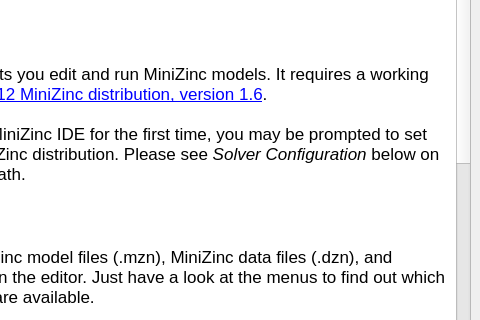
MiniZinc/MiniZincIDE, file MiniZincIDE/help.ui: the form before one commit; both pictures show x 163 to 643 and y 187 to 507 of the 643 by 949 pixel window.
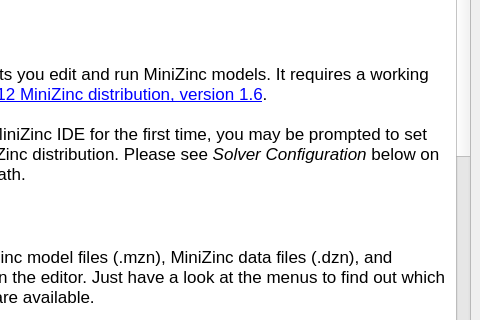
The form after the commit. Icons and pictures are not drawn.

Commit message: Get version information from qmake file

```diff
--- a/MiniZincIDE/help.ui
+++ b/MiniZincIDE/help.ui
@@ -103,7 +103,9 @@
 &lt;p style=&quot;-qt-paragraph-type:empty; margin-top:0px; margin-bottom:0px; margin-left:0px; margin-right:0px; -qt-block-indent:0; text-indent:0px;&quot;&gt;&lt;br /&gt;&lt;/p&gt;
 &lt;p style=&quot; margin-top:0px; margin-bottom:0px; margin-left:0px; margin-right:0px; -qt-block-indent:0; text-indent:0px;&quot;&gt;&lt;span style=&quot; font-size:14pt; font-weight:600;&quot;&gt;Bugs&lt;/span&gt;&lt;/p&gt;
 &lt;p style=&quot;-qt-paragraph-type:empty; margin-top:0px; margin-bottom:0px; margin-left:0px; margin-right:0px; -qt-block-indent:0; text-indent:0px; font-size:14pt; font-weight:600;&quot;&gt;&lt;br /&gt;&lt;/p&gt;
-&lt;p style=&quot; margin-top:0px; margin-bottom:0px; margin-left:0px; margin-right:0px; -qt-block-indent:0; text-indent:0px;&quot;&gt;This version of the MiniZinc IDE is a prerelease and probably still contains bugs. If you encounter any problems, please contact &lt;a href=&quot;mailto:guido.tack@monash.edu&quot;&gt;&lt;span style=&quot; text-decoration: underline; color:#0000ff;&quot;&gt;Guido Tack&lt;/span&gt;&lt;/a&gt;.&lt;/p&gt;&lt;/body&gt;&lt;/html&gt;</string>
+&lt;p style=&quot; margin-top:0px; margin-bottom:0px; margin-left:0px; margin-right:0px; -qt-block-indent:0; text-indent:0px;&quot;&gt;This version of the MiniZinc IDE is a prerelease and probably still contains bugs. If you encounter any problems, please report it using the MiniZinc bug tracker at&lt;/p&gt;
+&lt;p align=&quot;center&quot; style=&quot; margin-top:0px; margin-bottom:0px; margin-left:0px; margin-right:0px; -qt-block-indent:0; text-indent:0px;&quot;&gt;&lt;a href=&quot;http://www.minizinc.org/trac&quot;&gt;&lt;span style=&quot; text-decoration: underline; color:#0000ff;&quot;&gt;http://www.minizinc.org/trac&lt;/span&gt;&lt;/a&gt;&lt;/p&gt;
+&lt;p align=&quot;center&quot; style=&quot;-qt-paragraph-type:empty; margin-top:0px; margin-bottom:0px; margin-left:0px; margin-right:0px; -qt-block-indent:0; text-indent:0px; text-decoration: underline; color:#0000ff;&quot;&gt;&lt;br /&gt;&lt;/p&gt;&lt;/body&gt;&lt;/html&gt;</string>
       </property>
       <property name="openExternalLinks">
        <bool>true</bool>
```
The commit also changes 8 other files.
